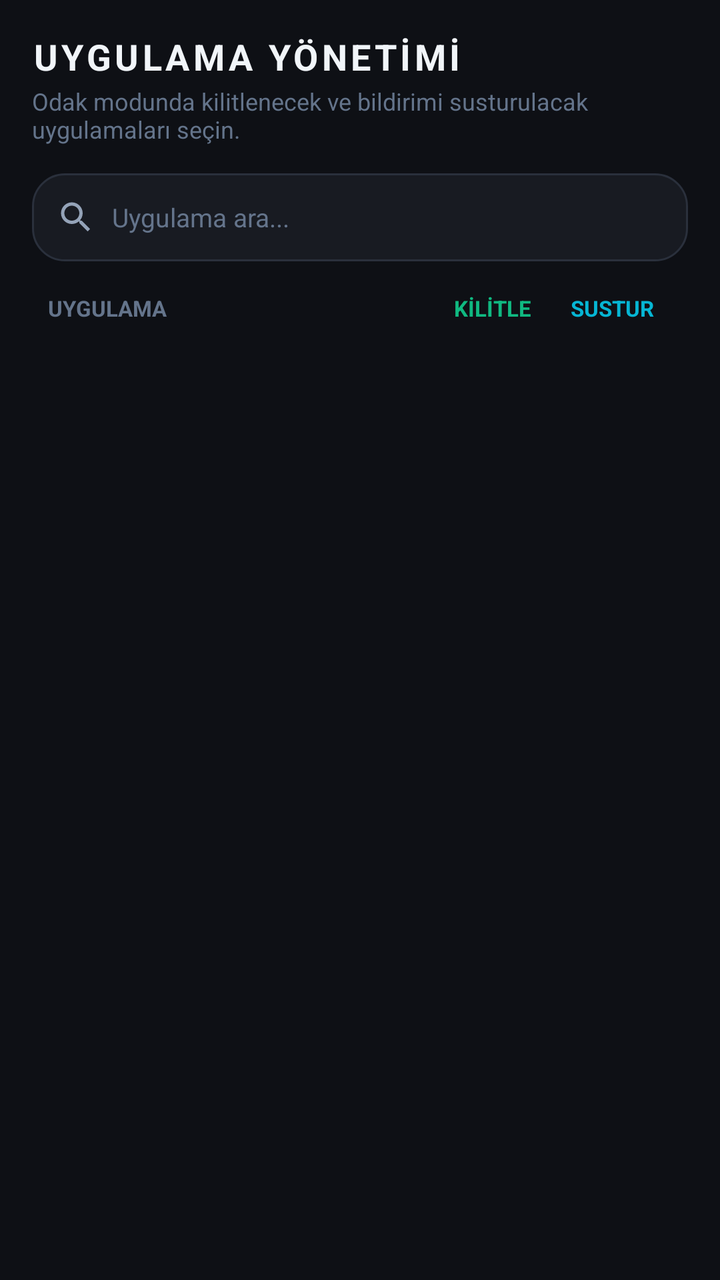
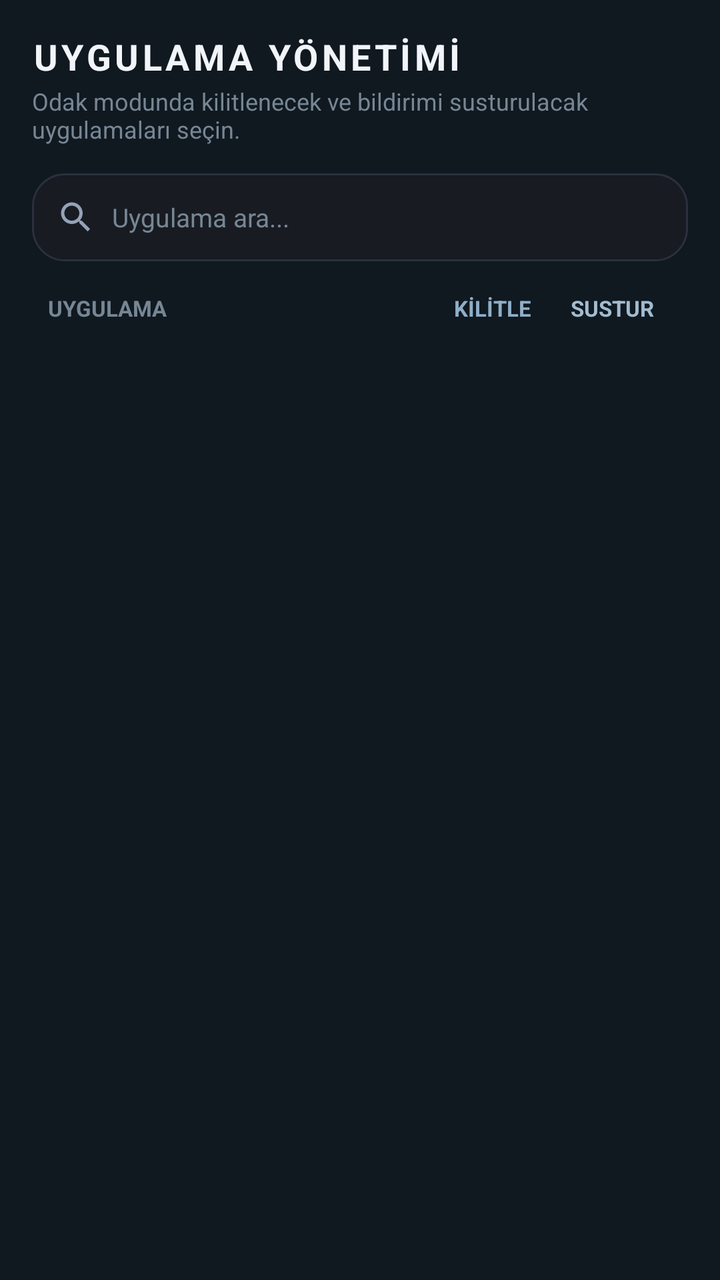

The first picture is an Android layout as it rendered before a commit; the second is the same layout after the commit. The layout source and the unified diff follow.
<!-- AndroidManifest.xml: application theme Theme.KZBSODAK -->
<!-- res/layout/fragment_apps.xml -->
<?xml version="1.0" encoding="utf-8"?>
<LinearLayout xmlns:android="http://schemas.android.com/apk/res/android"
    xmlns:app="http://schemas.android.com/apk/res-auto"
    android:layout_width="match_parent"
    android:layout_height="match_parent"
    android:orientation="vertical"
    android:padding="16dp">

    
    <TextView
        android:layout_width="wrap_content"
        android:layout_height="wrap_content"
        android:letterSpacing="0.1"
        android:text="@string/apps_title"
        android:textColor="@color/text_primary"
        android:textSize="18sp"
        android:textStyle="bold" />

    <TextView
        android:layout_width="wrap_content"
        android:layout_height="wrap_content"
        android:layout_marginTop="2dp"
        android:text="Odak modunda kilitlenecek ve bildirimi susturulacak uygulamaları seçin."
        android:textColor="@color/text_muted"
        android:textSize="12sp" />

    
    <LinearLayout
        android:layout_width="match_parent"
        android:layout_height="44dp"
        android:layout_marginTop="14dp"
        android:background="@drawable/bg_card_dark"
        android:gravity="center_vertical"
        android:orientation="horizontal"
        android:paddingStart="12dp"
        android:paddingEnd="12dp">

        <ImageView
            android:layout_width="20dp"
            android:layout_height="20dp"
            android:src="@drawable/ic_search"
            android:contentDescription="Ara" />

        <EditText
            android:id="@+id/etSearchApp"
            android:layout_width="match_parent"
            android:layout_height="match_parent"
            android:layout_marginStart="8dp"
            android:background="@null"
            android:hint="@string/search_apps"
            android:inputType="text"
            android:textColor="@color/text_primary"
            android:textColorHint="@color/text_muted"
            android:textSize="13sp" />
    </LinearLayout>

    
    <LinearLayout
        android:layout_width="match_parent"
        android:layout_height="wrap_content"
        android:layout_marginTop="16dp"
        android:layout_marginBottom="8dp"
        android:gravity="center_vertical"
        android:orientation="horizontal"
        android:paddingStart="8dp"
        android:paddingEnd="8dp">

        <TextView
            android:layout_width="0dp"
            android:layout_height="wrap_content"
            android:layout_weight="1"
            android:text="UYGULAMA"
            android:textColor="@color/text_muted"
            android:textSize="11sp"
            android:textStyle="bold" />

        <TextView
            android:layout_width="60dp"
            android:layout_height="wrap_content"
            android:gravity="center"
            android:text="KİLİTLE"
            android:textColor="@color/accent_emerald"
            android:textSize="11sp"
            android:textStyle="bold" />

        <TextView
            android:layout_width="60dp"
            android:layout_height="wrap_content"
            android:gravity="center"
            android:text="SUSTUR"
            android:textColor="@color/accent_cyan"
            android:textSize="11sp"
            android:textStyle="bold" />
    </LinearLayout>

    
    <androidx.recyclerview.widget.RecyclerView
        android:id="@+id/rvAppsList"
        android:layout_width="match_parent"
        android:layout_height="match_parent"
        android:clipToPadding="false"
        android:paddingBottom="16dp" />

</LinearLayout>
<!-- resources referenced by this layout -->
<resources>
  <color name="accent_cyan">#06B6D4</color>
  <color name="accent_emerald">#10B981</color>
  <color name="text_muted">#64748B</color>
  <color name="text_primary">#F1F5F9</color>
  <!-- drawable bg_card_dark (drawable) -->
  <?xml version="1.0" encoding="utf-8"?>
  <shape xmlns:android="http://schemas.android.com/apk/res/android"
      android:shape="rectangle">
      <solid android:color="#181B22" />
      <corners android:radius="16dp" />
      <stroke
          android:width="1dp"
          android:color="#2A303C" />
  </shape>
  <!-- drawable ic_search (drawable) -->
  <vector xmlns:android="http://schemas.android.com/apk/res/android"
      android:width="24dp"
      android:height="24dp"
      android:viewportWidth="24"
      android:viewportHeight="24">
      <path
          android:fillColor="#94A3B8"
          android:pathData="M15.5,14h-0.79l-0.28,-0.27C15.41,12.59 16,11.11 16,9.5 16,5.91 13.09,3 9.5,3S3,5.91 3,9.5 5.91,16 9.5,16c1.61,0 3.09,-0.59 4.23,-1.57l0.27,0.28v0.79l5,4.99L20.49,19l-4.99,-5zm-6,0C7.01,14 5,11.99 5,9.5S7.01,5 9.5,5 14,7.01 14,9.5 11.99,14 9.5,14z"/>
  </vector>
  <string name="apps_title">UYGULAMA YÖNETİMİ</string>
  <string name="search_apps">Uygulama ara...</string>
  <style name="Theme.KZBSODAK" parent="Theme.MaterialComponents.DayNight.NoActionBar">
          
          <item name="colorPrimary">@color/accent_emerald</item>
          <item name="colorPrimaryVariant">@color/accent_emerald_dark</item>
          <item name="colorOnPrimary">@color/text_primary</item>
          
          <item name="colorSecondary">@color/accent_cyan</item>
          <item name="colorSecondaryVariant">@color/accent_emerald_glow</item>
          <item name="colorOnSecondary">@color/bg_main</item>
          
          <item name="android:statusBarColor">@color/bg_main</item>
          <item name="android:navigationBarColor">@color/bg_main</item>
          <item name="android:windowBackground">@color/bg_main</item>
      </style>
  <color name="accent_emerald_dark">#059669</color>
  <color name="accent_emerald_glow">#34D399</color>
  <color name="bg_main">#0E1015</color>
</resources>

<!-- the commit's change to res/layout/fragment_apps.xml (unified diff, before → after) -->
@@ -79,7 +79,7 @@
             android:layout_height="wrap_content"
             android:gravity="center"
             android:text="KİLİTLE"
-            android:textColor="@color/accent_emerald"
+            android:textColor="@color/accent_blue"
             android:textSize="11sp"
             android:textStyle="bold" />
 
@@ -88,7 +88,7 @@
             android:layout_height="wrap_content"
             android:gravity="center"
             android:text="SUSTUR"
-            android:textColor="@color/accent_cyan"
+            android:textColor="@color/accent_blue_light"
             android:textSize="11sp"
             android:textStyle="bold" />
     </LinearLayout>
<!-- resource entries referenced after the edit -->
@@ -1,8 +1,8 @@
 <!-- resources referenced by this layout -->
 <resources>
-  <color name="accent_cyan">#06B6D4</color>
-  <color name="accent_emerald">#10B981</color>
-  <color name="text_muted">#64748B</color>
+  <color name="accent_blue">#8FAFC8</color>
+  <color name="accent_blue_light">#A2BCD0</color>
+  <color name="text_muted">#768694</color>
   <color name="text_primary">#F1F5F9</color>
   <!-- drawable bg_card_dark (drawable) -->
   <?xml version="1.0" encoding="utf-8"?>
@@ -28,20 +28,19 @@
   <string name="search_apps">Uygulama ara...</string>
   <style name="Theme.KZBSODAK" parent="Theme.MaterialComponents.DayNight.NoActionBar">
           
-          <item name="colorPrimary">@color/accent_emerald</item>
-          <item name="colorPrimaryVariant">@color/accent_emerald_dark</item>
+          <item name="colorPrimary">@color/accent_blue_dark</item>
+          <item name="colorPrimaryVariant">@color/accent_blue_dark</item>
           <item name="colorOnPrimary">@color/text_primary</item>
           
-          <item name="colorSecondary">@color/accent_cyan</item>
-          <item name="colorSecondaryVariant">@color/accent_emerald_glow</item>
+          <item name="colorSecondary">@color/accent_blue</item>
+          <item name="colorSecondaryVariant">@color/accent_blue_light</item>
           <item name="colorOnSecondary">@color/bg_main</item>
           
           <item name="android:statusBarColor">@color/bg_main</item>
           <item name="android:navigationBarColor">@color/bg_main</item>
           <item name="android:windowBackground">@color/bg_main</item>
       </style>
-  <color name="accent_emerald_dark">#059669</color>
-  <color name="accent_emerald_glow">#34D399</color>
-  <color name="bg_main">#0E1015</color>
+  <color name="accent_blue_dark">#426B87</color>
+  <color name="bg_main">#101820</color>
 </resources>
 
